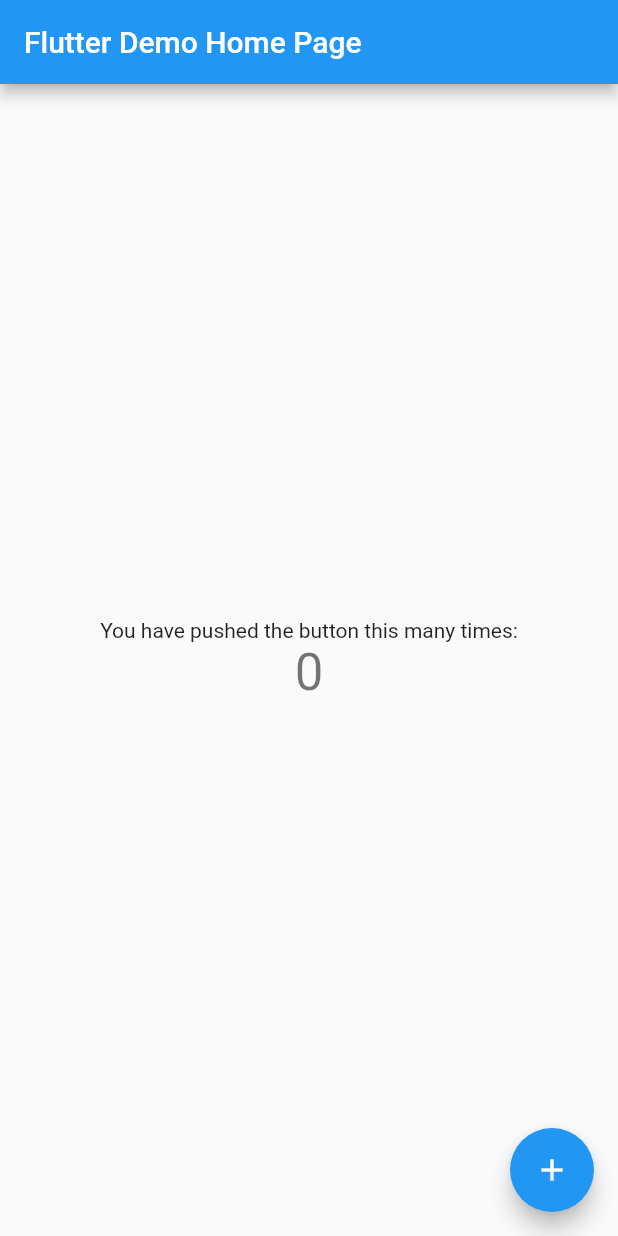
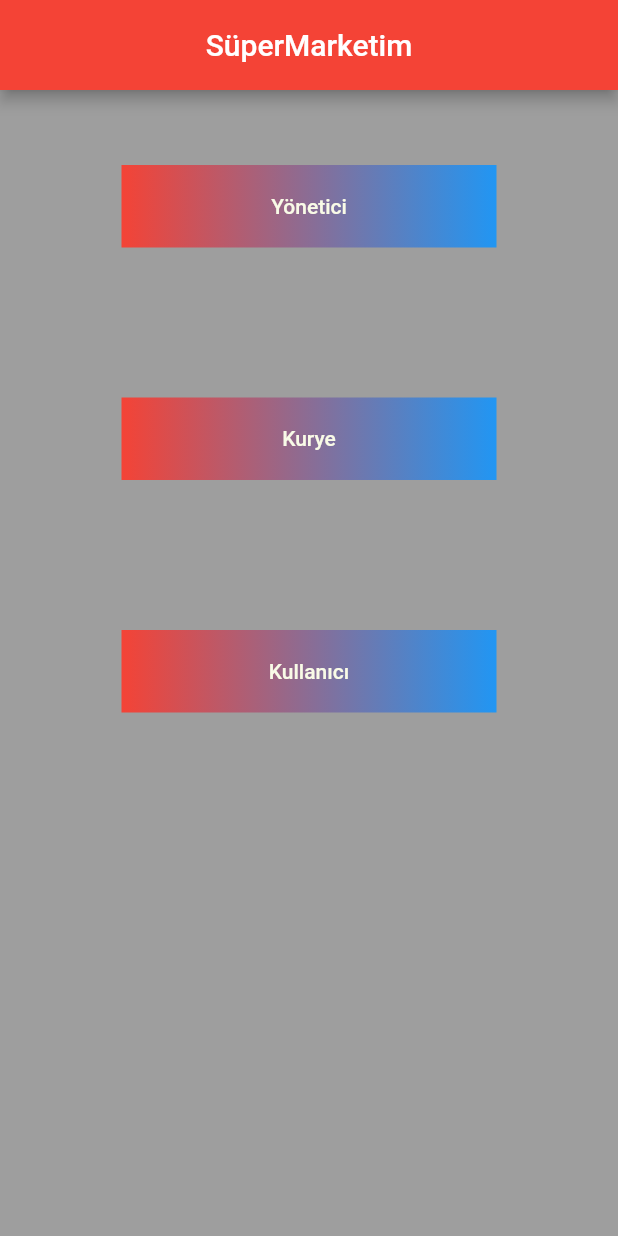
Before and after one commit to MobilProgramlamaProje/mobil_proje, a Flutter app: the screen it shows after launch, on a phone screen of 412 x 824 dp. Run offline on Flutter 3.47's test engine with Material 2 defaults, Android fonts, the light colour scheme and no system bars.

Commit message:
Projenin ilk açılış ekranı yapıldı. Üç buton ve butonlara tıklayınca ilgili sayfaya geçişi yapıldı.

```diff
--- a/lib/main.dart
+++ b/lib/main.dart
@@ -1,118 +1,133 @@
 import 'package:flutter/material.dart';
-//hlhljkbljk
+
 void main() {
-  runApp(MyApp());
+  runApp(MaterialApp(
+    initialRoute: '/',
+    routes: {
+      '/': (context) => HomeRoute(),
+      '/second': (context) => SecondRoute(),
+      '/third': (context) => ThirdRoute(),
+      '/fourth': (context) => FourthRoute(),
+    },
+  ));
 }
-// asd //
-//deneme
-class MyApp extends StatelessWidget {
-  // This widget is the root of your application.
+
+class HomeRoute extends StatelessWidget {
   @override
   Widget build(BuildContext context) {
     return MaterialApp(
-      title: 'Flutter Demo',
-      theme: ThemeData(
-        // This is the theme of your application.
-        //
-        // Try running your application with "flutter run". You'll see the
-        // application has a blue toolbar. Then, without quitting the app, try
-        // changing the primarySwatch below to Colors.green and then invoke
-        // "hot reload" (press "r" in the console where you ran "flutter run",
-        // or simply save your changes to "hot reload" in a Flutter IDE).
-        // Notice that the counter didn't reset back to zero; the application
-        // is not restarted.
-        primarySwatch: Colors.blue,
-        // This makes the visual density adapt to the platform that you run
-        // the app on. For desktop platforms, the controls will be smaller and
-        // closer together (more dense) than on mobile platforms.
-        visualDensity: VisualDensity.adaptivePlatformDensity,
-      ),
-      home: MyHomePage(title: 'Flutter Demo Home Page'),
+      debugShowCheckedModeBanner: false,
+      theme: new ThemeData( primarySwatch: Colors.red, ),
+      home: Scaffold(
+          appBar: AppBar(
+            centerTitle: true,
+            toolbarHeight: 60,
+            title: Text('SüperMarketim'),
+          ),
+          backgroundColor: Colors.grey,
+          body: Center( child: Column( children: <Widget>[
+            Container(
+              margin: EdgeInsets.all(50),
+              width: 250,
+              height: 55,
+              decoration: BoxDecoration(
+                gradient: LinearGradient(
+                  colors: [Colors.red, Colors.blue],
+                  begin: FractionalOffset.centerLeft,
+                  end: FractionalOffset.centerRight,
+                ),
+              ),
+
+              child : FlatButton(
+                child: Text('Yönetici',  style: TextStyle(color: Colors.lime[50]),),
+                onPressed: () {
+                  Navigator.pushNamed(context, '/second');
+                },
+              ),
+            ),
+
+            Container(
+              margin: EdgeInsets.all(50),
+              width: 250,
+              height: 55,
+              decoration: BoxDecoration(
+                gradient: LinearGradient(
+                  colors: [Colors.red, Colors.blue],
+                  begin: FractionalOffset.centerLeft,
+                  end: FractionalOffset.centerRight,
+                ),
+              ),
+
+
+
+              child : FlatButton(
+                child: Text('Kurye',  style: TextStyle(color: Colors.lime[50]),),
+                onPressed: () {
+                  Navigator.pushNamed(context, '/third');
+                },
+              ),
+            ),
+
+            Container(
+              margin: EdgeInsets.all(50),
+              width: 250,
+              height: 55,
+              decoration: BoxDecoration(
+                gradient: LinearGradient(
+                  colors: [Colors.red, Colors.blue],
+                  begin: FractionalOffset.centerLeft,
+                  end: FractionalOffset.centerRight,
+                ),
+              ),
+
+              child : FlatButton(
+                child: Text('Kullanıcı',  style: TextStyle(color: Colors.lime[50]),),
+                onPressed: () {
+                  Navigator.pushNamed(context, '/fourth');
+                },
+              ),
+            ),
+          ],
+
+          ))),
     );
   }
 }
 
-class MyHomePage extends StatefulWidget {
-  MyHomePage({Key key, this.title}) : super(key: key);
-
-  // This widget is the home page of your application. It is stateful, meaning
-  // that it has a State object (defined below) that contains fields that affect
-  // how it looks.
-
-  // This class is the configuration for the state. It holds the values (in this
-  // case the title) provided by the parent (in this case the App widget) and
-  // used by the build method of the State. Fields in a Widget subclass are
-  // always marked "final".
-
-  final String title;
-
-  @override
-  _MyHomePageState createState() => _MyHomePageState();
-}
-
-class _MyHomePageState extends State<MyHomePage> {
-  int _counter = 0;
-
-  void _incrementCounter() {
-    setState(() {
-      // This call to setState tells the Flutter framework that something has
-      // changed in this State, which causes it to rerun the build method below
-      // so that the display can reflect the updated values. If we changed
-      // _counter without calling setState(), then the build method would not be
-      // called again, and so nothing would appear to happen.
-      _counter++;
-    });
-  }
-
+class SecondRoute extends StatelessWidget {
   @override
   Widget build(BuildContext context) {
-    // This method is rerun every time setState is called, for instance as done
-    // by the _incrementCounter method above.
-    //
-    // The Flutter framework has been optimized to make rerunning build methods
-    // fast, so that you can just rebuild anything that needs updating rather
-    // than having to individually change instances of widgets.
     return Scaffold(
       appBar: AppBar(
-        // Here we take the value from the MyHomePage object that was created by
-        // the App.build method, and use it to set our appbar title.
-        title: Text(widget.title),
+        title: Text("YÖNETİCİ "),
+        backgroundColor: Colors.purple[900],
       ),
-      body: Center(
-        // Center is a layout widget. It takes a single child and positions it
-        // in the middle of the parent.
-        child: Column(
-          // Column is also a layout widget. It takes a list of children and
-          // arranges them vertically. By default, it sizes itself to fit its
-          // children horizontally, and tries to be as tall as its parent.
-          //
-          // Invoke "debug painting" (press "p" in the console, choose the
-          // "Toggle Debug Paint" action from the Flutter Inspector in Android
-          // Studio, or the "Toggle Debug Paint" command in Visual Studio Code)
-          // to see the wireframe for each widget.
-          //
-          // Column has various properties to control how it sizes itself and
-          // how it positions its children. Here we use mainAxisAlignment to
-          // center the children vertically; the main axis here is the vertical
-          // axis because Columns are vertical (the cross axis would be
-          // horizontal).
-          mainAxisAlignment: MainAxisAlignment.center,
-          children: <Widget>[
-            Text(
-              'You have pushed the button this many times:',
-            ),
-            Text(
-              '$_counter',
-              style: Theme.of(context).textTheme.headline4,
-            ),
-          ],
-        ),
-      ),
-      floatingActionButton: FloatingActionButton(
-        onPressed: _incrementCounter,
-        tooltip: 'Increment',
-        child: Icon(Icons.add),
-      ), // This trailing comma makes auto-formatting nicer for build methods.
     );
   }
 }
+
+class ThirdRoute extends StatelessWidget {
+  @override
+  Widget build(BuildContext context) {
+    return Scaffold(
+      appBar: AppBar(
+        title: Text("KURYE"),
+        backgroundColor: Colors.purple[700],
+      ),
+    );
+  }
+}
+
+
+
+class FourthRoute extends StatelessWidget {
+  @override
+  Widget build(BuildContext context) {
+    return Scaffold(
+      appBar: AppBar(
+        title: Text("KULLANICI"),
+        backgroundColor: Colors.purple[500],
+      ),
+    );
+  }
+}
```
Also changed, not shown: 1 other file.
